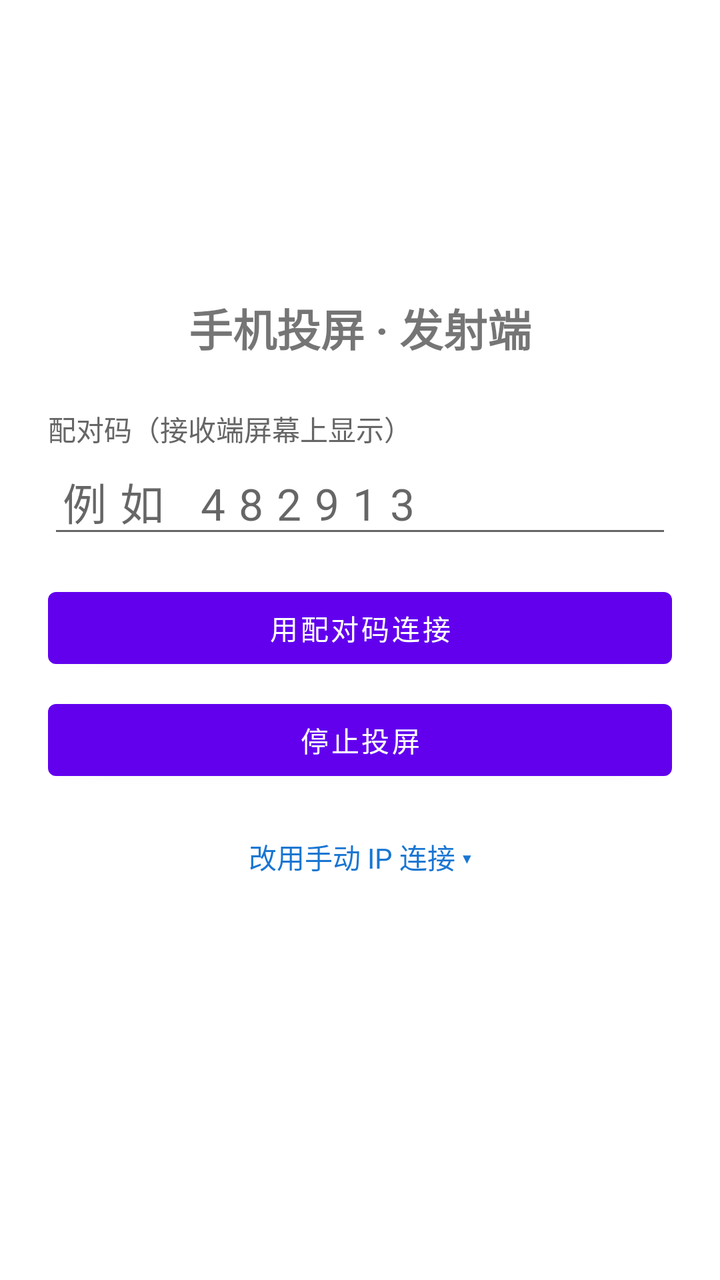
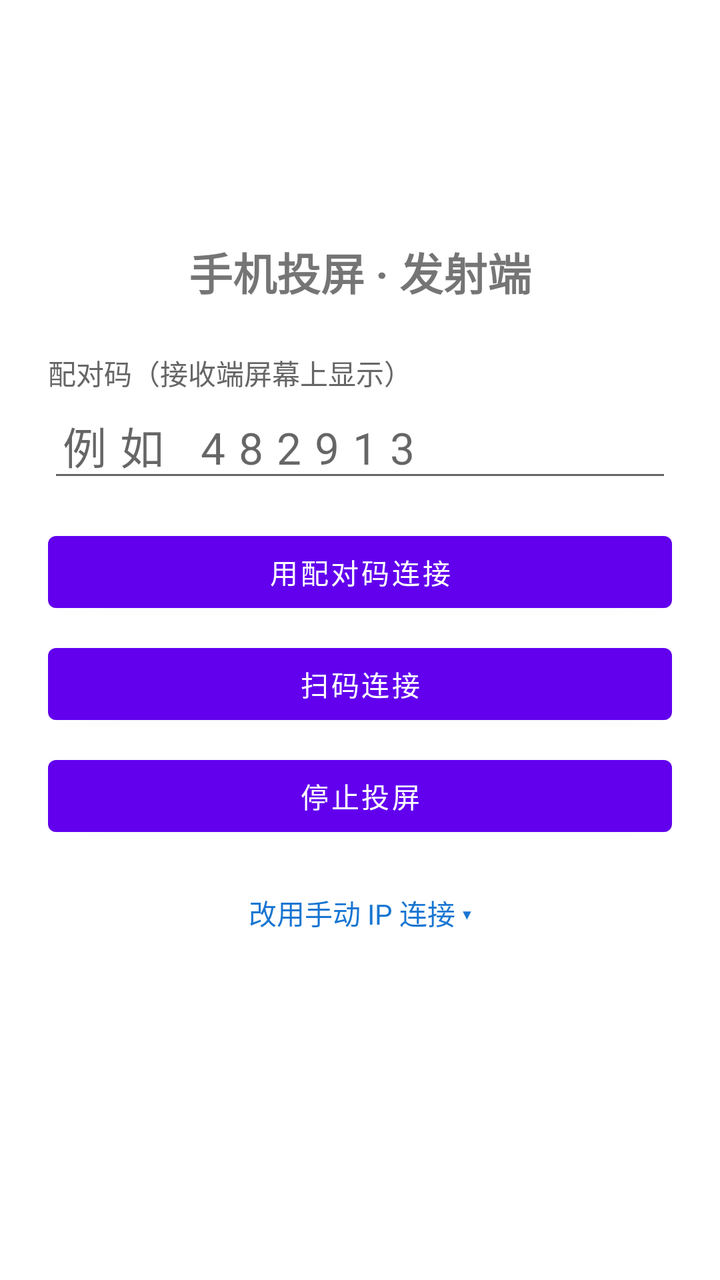

Screens rendered from an Android XML layout before and after an edit, with the pre-edit source and the edit as a unified diff.
<!-- AndroidManifest.xml: application theme Theme.ScreenCast -->
<!-- res/layout/activity_main.xml -->
<?xml version="1.0" encoding="utf-8"?>
<LinearLayout xmlns:android="http://schemas.android.com/apk/res/android"
    android:layout_width="match_parent"
    android:layout_height="match_parent"
    android:orientation="vertical"
    android:padding="24dp"
    android:gravity="center_vertical">

    <TextView
        android:layout_width="match_parent"
        android:layout_height="wrap_content"
        android:text="手机投屏 · 发射端"
        android:textSize="22sp"
        android:textStyle="bold"
        android:layout_marginBottom="24dp"
        android:gravity="center" />

    
    <LinearLayout
        android:id="@+id/pairBox"
        android:layout_width="match_parent"
        android:layout_height="wrap_content"
        android:orientation="vertical">

        <TextView
            android:layout_width="match_parent"
            android:layout_height="wrap_content"
            android:text="配对码（接收端屏幕上显示）"
            android:textColor="#FF666666" />

        <EditText
            android:id="@+id/etCode"
            android:layout_width="match_parent"
            android:layout_height="wrap_content"
            android:hint="例如 482913"
            android:inputType="number"
            android:maxLength="6"
            android:textSize="22sp"
            android:letterSpacing="0.3" />

        <Button
            android:id="@+id/btnPair"
            android:layout_width="match_parent"
            android:layout_height="wrap_content"
            android:layout_marginTop="16dp"
            android:text="用配对码连接" />
    </LinearLayout>

    
    <LinearLayout
        android:id="@+id/manualBox"
        android:layout_width="match_parent"
        android:layout_height="wrap_content"
        android:orientation="vertical"
        android:visibility="gone"
        android:layout_marginTop="8dp">

        <TextView
            android:layout_width="match_parent"
            android:layout_height="wrap_content"
            android:text="接收端 IP 地址" />

        <EditText
            android:id="@+id/etHost"
            android:layout_width="match_parent"
            android:layout_height="wrap_content"
            android:hint="例如 192.168.1.100"
            android:inputType="text" />

        <TextView
            android:layout_width="match_parent"
            android:layout_height="wrap_content"
            android:text="端口"
            android:layout_marginTop="12dp" />

        <EditText
            android:id="@+id/etPort"
            android:layout_width="match_parent"
            android:layout_height="wrap_content"
            android:inputType="number" />

        <Button
            android:id="@+id/btnStart"
            android:layout_width="match_parent"
            android:layout_height="wrap_content"
            android:layout_marginTop="16dp"
            android:text="开始投屏" />
    </LinearLayout>

    <Button
        android:id="@+id/btnStop"
        android:layout_width="match_parent"
        android:layout_height="wrap_content"
        android:layout_marginTop="8dp"
        android:text="停止投屏" />

    <TextView
        android:id="@+id/tvToggle"
        android:layout_width="match_parent"
        android:layout_height="wrap_content"
        android:layout_marginTop="16dp"
        android:text="改用手动 IP 连接 ▾"
        android:textColor="#FF1976D2"
        android:gravity="center"
        android:padding="8dp" />

    <TextView
        android:id="@+id/tvStatus"
        android:layout_width="match_parent"
        android:layout_height="wrap_content"
        android:layout_marginTop="24dp"
        android:gravity="center"
        android:textSize="16sp" />
</LinearLayout>
<!-- resources referenced by this layout -->
<resources>
  <style name="Theme.ScreenCast" parent="Theme.MaterialComponents.DayNight.NoActionBar" />
</resources>

<!-- the commit's change to res/layout/activity_main.xml (unified diff, before → after) -->
@@ -44,6 +44,13 @@
             android:layout_height="wrap_content"
             android:layout_marginTop="16dp"
             android:text="用配对码连接" />
+
+        <Button
+            android:id="@+id/btnScan"
+            android:layout_width="match_parent"
+            android:layout_height="wrap_content"
+            android:layout_marginTop="8dp"
+            android:text="扫码连接" />
     </LinearLayout>
 
     
